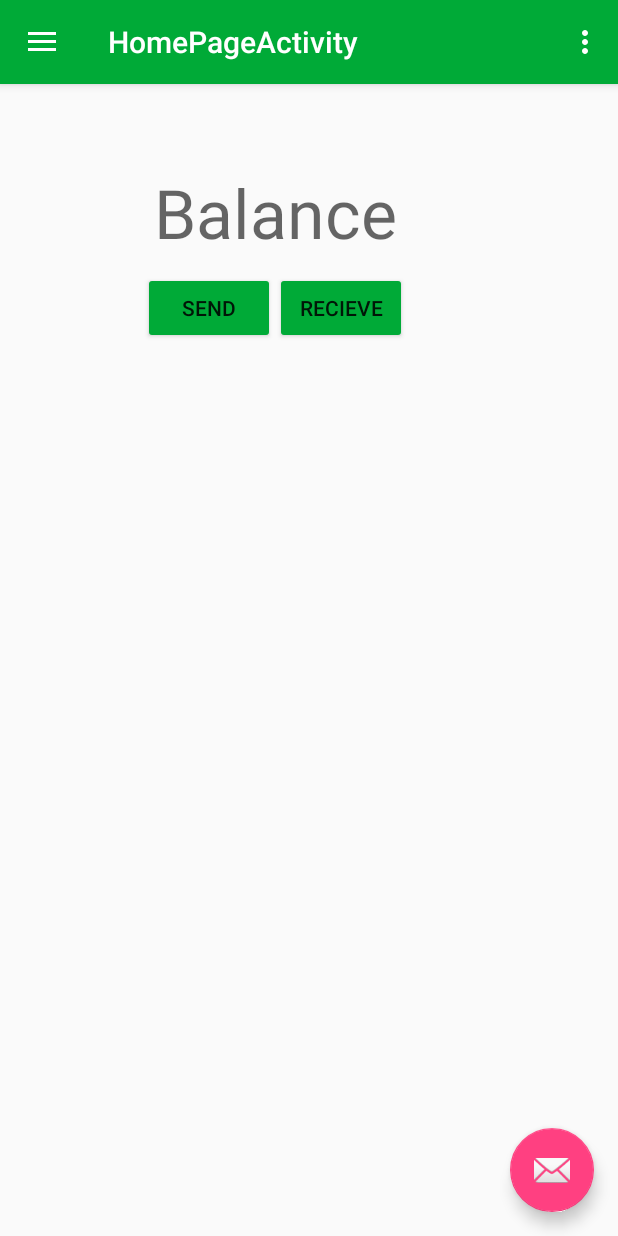
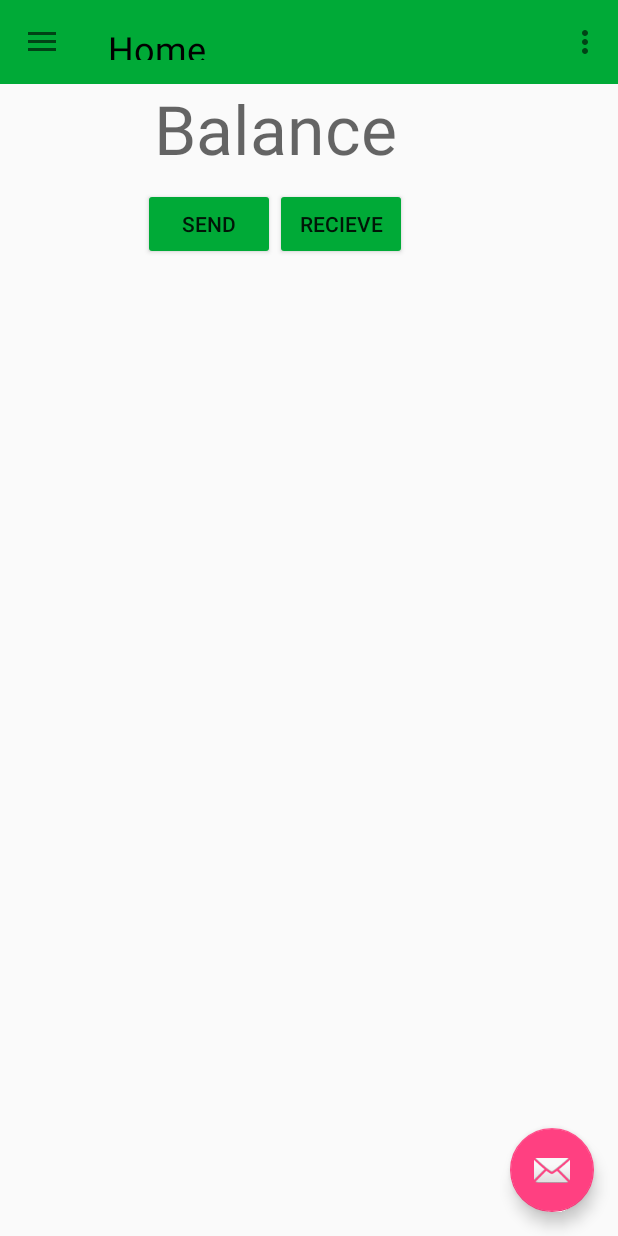
Before and after one commit to brenner0111/FidelityWalletAndroid, an Android app: the HomePageActivity screen opened directly, with no data from a screen before it, on a phone screen of 412 x 824 dp. Run offline under Robolectric (Android 15) with nearby library versions, the phone set to English and light mode, and no system bars.

Commit message:
Design changes & added homePage button for send & request pages

```diff
--- a/app/src/main/res/layout/activity_login.xml
+++ b/app/src/main/res/layout/activity_login.xml
@@ -70,6 +70,7 @@
                 android:layout_width="match_parent"
                 android:layout_height="wrap_content"
                 android:layout_marginTop="16dp"
+                android:background="@color/FidelityGreen"
                 android:text="@string/action_sign_in"
                 android:textStyle="bold" />
 
--- a/app/src/main/res/layout/app_bar_home_page.xml
+++ b/app/src/main/res/layout/app_bar_home_page.xml
@@ -11,13 +11,6 @@
         android:layout_height="wrap_content"
         android:theme="@style/AppTheme.AppBarOverlay">
 
-        <android.support.v7.widget.Toolbar
-            android:id="@+id/toolbar"
-            android:layout_width="match_parent"
-            android:layout_height="?attr/actionBarSize"
-            android:background="@color/FidelityGreen"
-            app:popupTheme="@style/AppTheme.PopupOverlay" />
-
     </android.support.design.widget.AppBarLayout>
 
     <include layout="@layout/content_home_page" />
@@ -30,4 +23,18 @@
         android:layout_margin="@dimen/fab_margin"
         app:srcCompat="@android:drawable/ic_dialog_email" />
 
+    <android.support.v7.widget.Toolbar
+        android:id="@+id/toolbar"
+        android:layout_width="match_parent"
+        android:layout_height="?attr/actionBarSize"
+        android:background="@color/FidelityGreen"
+        android:contextClickable="false"
+        android:textAlignment="center"
+        android:textDirection="ltr"
+        app:popupTheme="@style/AppTheme.PopupOverlay"
+        app:title="@string/home_button"
+        app:titleMargin="@dimen/activity_horizontal_margin"
+        app:titleTextAppearance="@style/TextAppearance.AppCompat.Headline"
+        app:titleTextColor="@android:color/black" />
+
 </android.support.design.widget.CoordinatorLayout>
--- a/app/src/main/res/values/strings.xml
+++ b/app/src/main/res/values/strings.xml
@@ -25,6 +25,6 @@
     <string name="title_notifications">Notifications</string>
 
     <string name="title_activity_request">RequestActivity</string>
-    <string name="dummy_button">Dummy Button</string>
+    <string name="home_button">Home</string>
     <string name="dummy_content">DUMMY\nCONTENT</string>
 </resources>
```
Also changed, not shown: app/src/main/java/com/example/brenner/fidelity_wallet/RequestActivity.java (+14 -1 lines), app/src/main/java/com/example/brenner/fidelity_wallet/SendActivity.java (+19 -3 lines), app/src/main/res/layout/activity_request.xml (+7 -2 lines), app/src/main/res/layout/activity_send.xml (+43 -25 lines).
